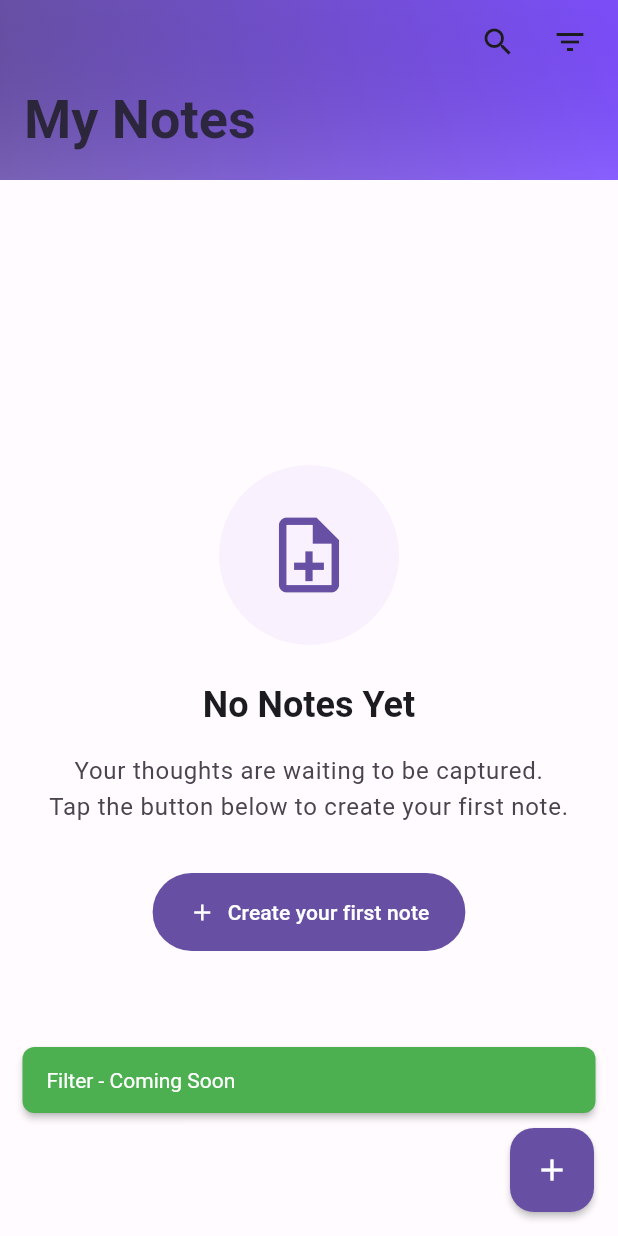
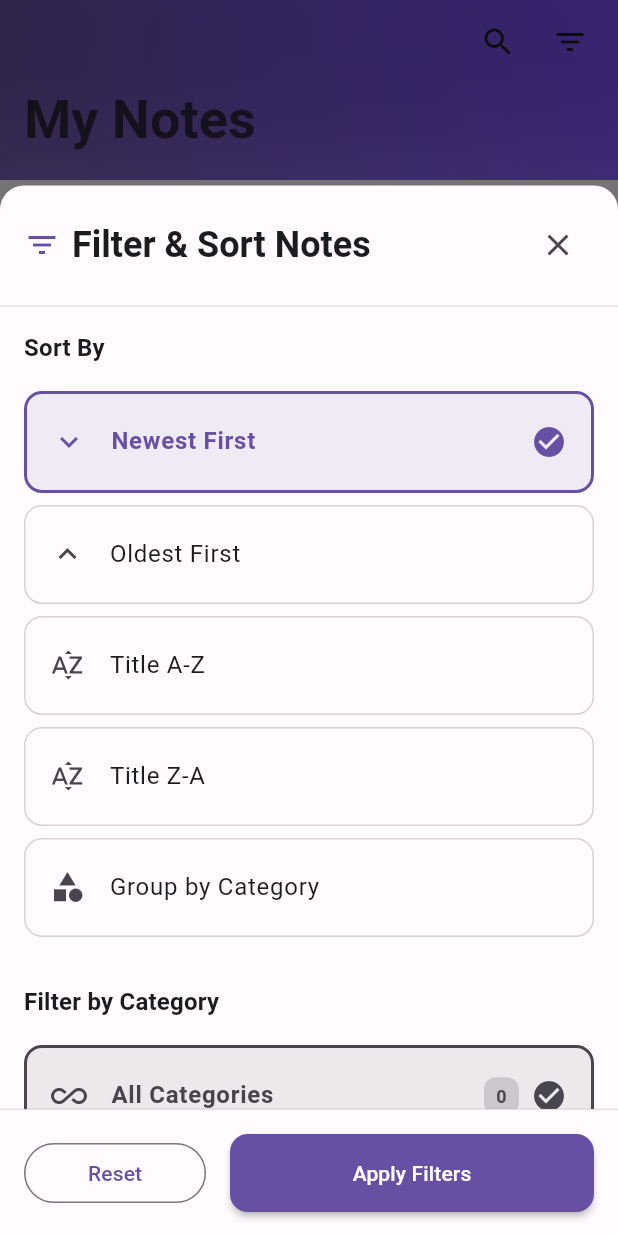
Before and after one commit to Mahesh-Langote/mahesh_langote_advanced_notes_app, a Flutter app: the screen it shows after launch, after a tap on the "filter list" icon, on a phone screen of 412 x 824 dp. Run offline on Flutter 3.47's test engine with Material 3 defaults, Android fonts, the phone set to English and light mode, and no system bars; our stand-ins replace freezed_annotation, get_it, hive_flutter, reactive_forms, rxdart; accounts and stored records are empty.

Commit message:
feat(filtering): implement filtering and sorting functionality for notes

```diff
--- a/lib/screens/home_screen.dart
+++ b/lib/screens/home_screen.dart
@@ -20,6 +20,12 @@ class HomeScreen extends StatefulWidget {
 class _HomeScreenState extends State<HomeScreen> {
   final ScrollController _scrollController = ScrollController();
   bool _isScrolled = false;
+  bool _hasActiveFilters = false;
+  // Filter state persistence
+  NoteCategory? _currentFilterCategory;
+  SortOption _currentSortOption = SortOption.dateNewest;
+  DateTime? _currentStartDate;
+  DateTime? _currentEndDate;
 
   @override
   void initState() {
@@ -53,8 +59,12 @@ class _HomeScreenState extends State<HomeScreen> {
     return Scaffold(
       body: Consumer<NotesService>(
         builder: (context, notesService, child) {
+          _hasActiveFilters = notesService.hasActiveFilters;
+
           return StreamBuilder<List<Note>>(
-            stream: notesService.notesStream,
+            stream: _hasActiveFilters
+                ? notesService.filteredNotesStream
+                : notesService.notesStream,
             builder: (context, snapshot) {
               return CustomScrollView(
                 controller: _scrollController,
@@ -125,9 +135,7 @@ class _HomeScreenState extends State<HomeScreen> {
             ),
           ),
         ),
-      ),
-
-      // Action buttons that appear/disappear based on scroll
+      ), // Action buttons that appear/disappear based on scroll
       actions: [
         if (!_isScrolled) ...[
           IconButton(
@@ -136,12 +144,40 @@ class _HomeScreenState extends State<HomeScreen> {
             color: AppColors.onSurface,
             tooltip: AppStrings.searchButton,
           ),
-          IconButton(
-            onPressed: () => _showFilterBottomSheet(context, notesService),
-            icon: const Icon(Icons.filter_list),
-            color: AppColors.onSurface,
-            tooltip: 'Filter notes',
+          Stack(
+            children: [
+              IconButton(
+                onPressed: () => _showFilterBottomSheet(context, notesService),
+                icon: const Icon(Icons.filter_list),
+                color:
+                    _hasActiveFilters ? AppColors.primary : AppColors.onSurface,
+                tooltip: 'Filter notes',
+              ),
+              if (_hasActiveFilters)
+                Positioned(
+                  right: 8,
+                  top: 8,
+                  child: Container(
+                    width: 8,
+                    height: 8,
+                    decoration: BoxDecoration(
+                      color: AppColors.error,
+                      shape: BoxShape.circle,
+                    ),
+                  ),
+                ),
+            ],
           ),
+          if (_hasActiveFilters)
+            IconButton(
+              onPressed: () {
+                notesService.clearFilters();
+                UIUtils.showSuccessSnackBar(context, 'Filters cleared');
+              },
+              icon: const Icon(Icons.clear),
+              color: AppColors.onSurface,
+              tooltip: 'Clear filters',
+            ),
         ],
         if (_isScrolled) ...[
           IconButton(
@@ -264,8 +300,37 @@ class _HomeScreenState extends State<HomeScreen> {
 
   /// Show filter bottom sheet
   void _showFilterBottomSheet(BuildContext context, NotesService notesService) {
-    // TODO: Implement filter functionality
-    UIUtils.showSuccessSnackBar(context, 'Filter - Coming Soon');
+    showModalBottomSheet(
+      context: context,
+      isScrollControlled: true,
+      backgroundColor: Colors.transparent,
+      builder: (context) => FilterBottomSheet(
+        initialCategory: _currentFilterCategory,
+        initialSortOption: _currentSortOption,
+        initialStartDate: _currentStartDate,
+        initialEndDate: _currentEndDate,
+        onApplyFilters:
+            (filteredNotes, category, sortOption, startDate, endDate) {
+          // Store current filter state
+          setState(() {
+            _currentFilterCategory = category;
+            _currentSortOption = sortOption;
+            _currentStartDate = startDate;
+            _currentEndDate = endDate;
+            _hasActiveFilters = _isFiltersActive();
+          });
+          notesService.applyFilters(filteredNotes);
+        },
+      ),
+    );
+  }
+
+  /// Check if any filters are currently active
+  bool _isFiltersActive() {
+    return _currentFilterCategory != null ||
+        _currentStartDate != null ||
+        _currentEndDate != null ||
+        _currentSortOption != SortOption.dateNewest;
   }
 
   /// Delete note with confirmation
--- a/lib/services/notes_service.dart
+++ b/lib/services/notes_service.dart
@@ -21,10 +21,15 @@ class NotesService extends ChangeNotifier {
       BehaviorSubject<bool>.seeded(false);
   final BehaviorSubject<String?> _errorController = BehaviorSubject<String?>();
 
+  // Filtered notes stream for custom filtering/sorting
+  final BehaviorSubject<List<Note>> _filteredNotesController =
+      BehaviorSubject<List<Note>>();
+
   // Public streams
   Stream<List<Note>> get notesStream => _notesController.stream;
   Stream<bool> get loadingStream => _loadingController.stream;
   Stream<String?> get errorStream => _errorController.stream;
+  Stream<List<Note>> get filteredNotesStream => _filteredNotesController.stream;
 
   // Current state getters
   List<Note> get notes => _notesController.value;
@@ -268,6 +273,32 @@ class NotesService extends ChangeNotifier {
     return categories;
   }
 
+  /// Apply custom filters to notes and update filtered stream
+  void applyFilters(List<Note> filteredNotes) {
+    _filteredNotesController.add(filteredNotes);
+    notifyListeners();
+  }
+
+  /// Clear filters and show all notes
+  void clearFilters() {
+    _filteredNotesController.add(notes);
+    notifyListeners();
+  }
+
+  /// Check if filters are currently applied
+  bool get hasActiveFilters {
+    if (!_filteredNotesController.hasValue) return false;
+    return _filteredNotesController.value.length != notes.length;
+  }
+
+  /// Get current filtered notes
+  List<Note> get filteredNotes {
+    if (_filteredNotesController.hasValue) {
+      return _filteredNotesController.value;
+    }
+    return notes;
+  }
+
   /// Private helper methods
 
   Future<void> _loadNotes() async {
@@ -276,8 +307,10 @@ class NotesService extends ChangeNotifier {
       // Sort by updatedAt descending (most recent first)
       notesList.sort((a, b) => b.updatedAt.compareTo(a.updatedAt));
       _notesController.add(notesList);
+      _filteredNotesController.add(notesList); // Update filtered notes stream
     } catch (e) {
       _notesController.addError(e);
+      _filteredNotesController.addError(e);
     }
   }
 
@@ -333,12 +366,13 @@ class NotesService extends ChangeNotifier {
     debugPrint('NotesService Error: $error');
   }
 
-  /// Dispose resources
+  /// Dispose method to clean up resources
   @override
   void dispose() {
     _notesController.close();
     _loadingController.close();
     _errorController.close();
+    _filteredNotesController.close();
     super.dispose();
   }
 }
--- /dev/null
+++ b/lib/widgets/filter_bottom_sheet.dart
@@ -0,0 +1,539 @@
+import 'package:flutter/material.dart';
+import 'package:provider/provider.dart';
+
+import '../constants/constants.dart';
+import '../models/models.dart';
+import '../services/services.dart';
+import '../utils/utils.dart';
+import '../utils/date_utils.dart' as custom_date_utils;
+
+/// Filter options for notes
+enum SortOption {
+  dateNewest('Newest First', Icons.keyboard_arrow_down),
+  dateOldest('Oldest First', Icons.keyboard_arrow_up),
+  titleAZ('Title A-Z', Icons.sort_by_alpha),
+  titleZA('Title Z-A', Icons.sort_by_alpha),
+  categoryGrouped('Group by Category', Icons.category);
+
+  const SortOption(this.displayName, this.icon);
+  final String displayName;
+  final IconData icon;
+}
+
+/// Filter and sorting bottom sheet widget
+class FilterBottomSheet extends StatefulWidget {
+  final Function(List<Note>, NoteCategory?, SortOption, DateTime?, DateTime?)
+      onApplyFilters;
+  final NoteCategory? initialCategory;
+  final SortOption initialSortOption;
+  final DateTime? initialStartDate;
+  final DateTime? initialEndDate;
+
+  const FilterBottomSheet({
+    super.key,
+    required this.onApplyFilters,
+    this.initialCategory,
+    this.initialSortOption = SortOption.dateNewest,
+    this.initialStartDate,
+    this.initialEndDate,
+  });
+
+  @override
+  State<FilterBottomSheet> createState() => _FilterBottomSheetState();
+}
+
+class _FilterBottomSheetState extends State<FilterBottomSheet> {
+  late NoteCategory? _selectedCategory;
+  late SortOption _selectedSortOption;
+  late DateTime? _startDate;
+  late DateTime? _endDate;
+
+  @override
+  void initState() {
+    super.initState();
+    // Initialize with passed values to maintain persistence
+    _selectedCategory = widget.initialCategory;
+    _selectedSortOption = widget.initialSortOption;
+    _startDate = widget.initialStartDate;
+    _endDate = widget.initialEndDate;
+  }
+
+  @override
+  Widget build(BuildContext context) {
+    return Consumer<NotesService>(
+      builder: (context, notesService, child) {
+        return Container(
+          height: MediaQuery.of(context).size.height * 0.85,
+          decoration: const BoxDecoration(
+            color: AppColors.surface,
+            borderRadius: BorderRadius.only(
+              topLeft: Radius.circular(AppSizes.radiusL),
+              topRight: Radius.circular(AppSizes.radiusL),
+            ),
+          ),
+          child: Column(
+            crossAxisAlignment: CrossAxisAlignment.start,
+            children: [
+              _buildHeader(context),
+              Expanded(
+                child: SingleChildScrollView(
+                  padding: const EdgeInsets.all(AppSizes.paddingM),
+                  child: Column(
+                    crossAxisAlignment: CrossAxisAlignment.start,
+                    children: [
+                      _buildSortingSection(),
+                      const SizedBox(height: AppSizes.spaceL),
+                      _buildCategoryFilterSection(notesService),
+                      const SizedBox(height: AppSizes.spaceL),
+                      _buildDateFilterSection(),
+                      const SizedBox(height: AppSizes.spaceXL),
+                    ],
+                  ),
+                ),
+              ),
+              _buildActionButtons(context, notesService),
+            ],
+          ),
+        );
+      },
+    );
+  }
+
+  Widget _buildHeader(BuildContext context) {
+    return Container(
+      padding: const EdgeInsets.all(AppSizes.paddingM),
+      decoration: BoxDecoration(
+        border: Border(
+          bottom: BorderSide(
+            color: AppColors.outline.withOpacity(0.2),
+            width: 1,
+          ),
+        ),
+      ),
+      child: Row(
+        children: [
+          Icon(
+            Icons.filter_list,
+            color: AppColors.primary,
+            size: 24,
+          ),
+          const SizedBox(width: AppSizes.spaceS),
+          Text(
+            'Filter & Sort Notes',
+            style: Theme.of(context).textTheme.headlineSmall?.copyWith(
+                  fontWeight: FontWeight.bold,
+                  color: AppColors.onSurface,
+                ),
+          ),
+          const Spacer(),
+          IconButton(
+            onPressed: () => Navigator.of(context).pop(),
+            icon: const Icon(Icons.close),
+            color: AppColors.onSurfaceVariant,
+          ),
+        ],
+      ),
+    );
+  }
+
+  Widget _buildSortingSection() {
+    return Column(
+      crossAxisAlignment: CrossAxisAlignment.start,
+      children: [
+        Text(
+          'Sort By',
+          style: Theme.of(context).textTheme.titleMedium?.copyWith(
+                fontWeight: FontWeight.w600,
+                color: AppColors.onSurface,
+              ),
+        ),
+        const SizedBox(height: AppSizes.spaceM),
+        ...SortOption.values.map(
+          (option) => _buildSortOptionTile(option),
+        ),
+      ],
+    );
+  }
+
+  Widget _buildSortOptionTile(SortOption option) {
+    final isSelected = _selectedSortOption == option;
+
+    return Container(
+      margin: const EdgeInsets.only(bottom: AppSizes.spaceS),
+      decoration: BoxDecoration(
+        color: isSelected
+            ? AppColors.primary.withOpacity(0.1)
+            : Colors.transparent,
+        borderRadius: BorderRadius.circular(AppSizes.radiusM),
+        border: Border.all(
+          color: isSelected
+              ? AppColors.primary
+              : AppColors.outline.withOpacity(0.3),
+          width: isSelected ? 2 : 1,
+        ),
+      ),
+      child: ListTile(
+        contentPadding: const EdgeInsets.symmetric(
+          horizontal: AppSizes.paddingM,
+          vertical: AppSizes.paddingXS,
+        ),
+        leading: Icon(
+          option.icon,
+          color: isSelected ? AppColors.primary : AppColors.onSurfaceVariant,
+        ),
+        title: Text(
+          option.displayName,
+          style: TextStyle(
+            color: isSelected ? AppColors.primary : AppColors.onSurface,
+            fontWeight: isSelected ? FontWeight.w600 : FontWeight.normal,
+          ),
+        ),
+        trailing: isSelected
+            ? Icon(
+                Icons.check_circle,
+                color: AppColors.primary,
+              )
+            : null,
+        onTap: () {
+          setState(() {
+            _selectedSortOption = option;
+          });
+        },
+      ),
+    );
+  }
+
+  Widget _buildCategoryFilterSection(NotesService notesService) {
+    final categoryCounts = CategoryUtils.getCategoryCounts(notesService.notes);
+
+    return Column(
+      crossAxisAlignment: CrossAxisAlignment.start,
+      children: [
+        Text(
+          'Filter by Category',
+          style: Theme.of(context).textTheme.titleMedium?.copyWith(
+                fontWeight: FontWeight.w600,
+                color: AppColors.onSurface,
+              ),
+        ),
+        const SizedBox(height: AppSizes.spaceM),
+        // All categories option
+        _buildCategoryTile(
+          null,
+          'All Categories',
+          notesService.notes.length,
+          Icons.all_inclusive,
+          AppColors.onSurfaceVariant,
+        ),
+        const SizedBox(height: AppSizes.spaceS),
+        // Individual categories
+        ...categoryCounts.entries.map(
+          (entry) => _buildCategoryTile(
+            entry.key,
+            entry.key.displayName,
+            entry.value,
+            CategoryUtils.getCategoryIcon(entry.key),
+            CategoryUtils.getCategoryColor(entry.key),
+          ),
+        ),
+      ],
+    );
+  }
+
+  Widget _buildCategoryTile(
+    NoteCategory? category,
+    String displayName,
+    int count,
+    IconData icon,
+    Color color,
+  ) {
+    final isSelected = _selectedCategory == category;
+
+    return Container(
+      margin: const EdgeInsets.only(bottom: AppSizes.spaceS),
+      decoration: BoxDecoration(
+        color: isSelected ? color.withOpacity(0.1) : Colors.transparent,
+        borderRadius: BorderRadius.circular(AppSizes.radiusM),
+        border: Border.all(
+          color: isSelected ? color : AppColors.outline.withOpacity(0.3),
+          width: isSelected ? 2 : 1,
+        ),
+      ),
+      child: ListTile(
+        contentPadding: const EdgeInsets.symmetric(
+          horizontal: AppSizes.paddingM,
+          vertical: AppSizes.paddingXS,
+        ),
+        leading: Icon(
+          icon,
+          color: isSelected ? color : AppColors.onSurfaceVariant,
+        ),
+        title: Text(
+          displayName,
+          style: TextStyle(
+            color: isSelected ? color : AppColors.onSurface,
+            fontWeight: isSelected ? FontWeight.w600 : FontWeight.normal,
+          ),
+        ),
+        trailing: Row(
+          mainAxisSize: MainAxisSize.min,
+          children: [
+            Container(
+              padding: const EdgeInsets.symmetric(
+                horizontal: AppSizes.paddingS,
+                vertical: AppSizes.paddingXS,
+              ),
+              decoration: BoxDecoration(
+                color: isSelected
+                    ? color.withOpacity(0.2)
+                    : AppColors.surfaceVariant,
+                borderRadius: BorderRadius.circular(AppSizes.radiusS),
+              ),
+              child: Text(
+                count.toString(),
+                style: TextStyle(
+                  color: isSelected ? color : AppColors.onSurfaceVariant,
+                  fontWeight: FontWeight.w600,
+                  fontSize: 12,
+                ),
+              ),
+            ),
+            if (isSelected) ...[
+              const SizedBox(width: AppSizes.spaceS),
+              Icon(
+                Icons.check_circle,
+                color: color,
+              ),
+            ],
+          ],
+        ),
+        onTap: () {
+          setState(() {
+            _selectedCategory = _selectedCategory == category ? null : category;
+          });
+        },
+      ),
+    );
+  }
+
+  Widget _buildDateFilterSection() {
+    return Column(
+      crossAxisAlignment: CrossAxisAlignment.start,
+      children: [
+        Text(
+          'Filter by Date Range',
+          style: Theme.of(context).textTheme.titleMedium?.copyWith(
+                fontWeight: FontWeight.w600,
+                color: AppColors.onSurface,
+              ),
+        ),
+        const SizedBox(height: AppSizes.spaceM),
+        Row(
+          children: [
+            Expanded(
+              child: _buildDateSelector(
+                'Start Date',
+                _startDate,
+                (date) => setState(() => _startDate = date),
+              ),
+            ),
+            const SizedBox(width: AppSizes.spaceM),
+            Expanded(
+              child: _buildDateSelector(
+                'End Date',
+                _endDate,
+                (date) => setState(() => _endDate = date),
+              ),
+            ),
+          ],
+        ),
+        if (_startDate != null || _endDate != null) ...[
+          const SizedBox(height: AppSizes.spaceM),
+          TextButton.icon(
+            onPressed: () {
+              setState(() {
+                _startDate = null;
+                _endDate = null;
+              });
+            },
+            icon: const Icon(Icons.clear),
+            label: const Text('Clear Date Filter'),
+          ),
+        ],
+      ],
+    );
+  }
+
+  Widget _buildDateSelector(
+    String label,
+    DateTime? selectedDate,
+    Function(DateTime?) onDateSelected,
+  ) {
+    return InkWell(
+      onTap: () async {
+        final date = await showDatePicker(
+          context: context,
+          initialDate: selectedDate ?? DateTime.now(),
+          firstDate: DateTime(2020),
+          lastDate: DateTime.now().add(const Duration(days: 365)),
+        );
+        onDateSelected(date);
+      },
+      child: Container(
+        padding: const EdgeInsets.all(AppSizes.paddingM),
+        decoration: BoxDecoration(
+          border: Border.all(
+            color: AppColors.outline.withOpacity(0.3),
+          ),
+          borderRadius: BorderRadius.circular(AppSizes.radiusM),
+        ),
+        child: Column(
+          crossAxisAlignment: CrossAxisAlignment.start,
+          children: [
+            Text(
+              label,
+              style: Theme.of(context).textTheme.bodySmall?.copyWith(
+                    color: AppColors.onSurfaceVariant,
+                  ),
+            ),
+            const SizedBox(height: AppSizes.spaceXS),
+            Row(
+              children: [
+                Icon(
+                  Icons.calendar_today,
+                  size: 16,
+                  color: AppColors.onSurfaceVariant,
+                ),
+                const SizedBox(width: AppSizes.spaceS),
+                Text(
+                  selectedDate != null
+                      ? custom_date_utils.DateUtils.formatDate(selectedDate)
+                      : 'Select date',
+                  style: TextStyle(
+                    color: selectedDate != null
+                        ? AppColors.onSurface
+                        : AppColors.onSurfaceVariant,
+                  ),
+                ),
+              ],
+            ),
+          ],
+        ),
+      ),
+    );
+  }
+
+  Widget _buildActionButtons(BuildContext context, NotesService notesService) {
+    return Container(
+      padding: const EdgeInsets.all(AppSizes.paddingM),
+      decoration: BoxDecoration(
+        border: Border(
+          top: BorderSide(
+            color: AppColors.outline.withOpacity(0.2),
+            width: 1,
+          ),
+        ),
+      ),
+      child: Row(
+        children: [
+          Expanded(
+            child: OutlinedButton(
+              onPressed: () {
+                setState(() {
+                  _selectedCategory = null;
+                  _selectedSortOption = SortOption.dateNewest;
+                  _startDate = null;
+                  _endDate = null;
+                });
+              },
+              child: const Text('Reset'),
+            ),
+          ),
+          const SizedBox(width: AppSizes.spaceM),
+          Expanded(
+            flex: 2,
+            child: ElevatedButton(
+              onPressed: () => _applyFilters(context, notesService),
+              child: const Text('Apply Filters'),
+            ),
+          ),
+        ],
+      ),
+    );
+  }
+
+  void _applyFilters(BuildContext context, NotesService notesService) {
+    var filteredNotes = notesService.notes;
+
+    // Apply category filter
+    if (_selectedCategory != null) {
+      filteredNotes =
+          CategoryUtils.filterByCategory(filteredNotes, _selectedCategory);
+    }
+
+    // Apply date range filter
+    if (_startDate != null || _endDate != null) {
+      filteredNotes = filteredNotes.where((note) {
+        final noteDate = note.createdAt;
+
+        if (_startDate != null && noteDate.isBefore(_startDate!)) {
+          return false;
+        }
+
+        if (_endDate != null &&
+            noteDate.isAfter(_endDate!.add(const Duration(days: 1)))) {
+          return false;
+        }
+        return true;
+      }).toList();
+    }
+
+    // Apply sorting
+    switch (_selectedSortOption) {
+      case SortOption.dateNewest:
+        filteredNotes.sort((a, b) => b.updatedAt.compareTo(a.updatedAt));
+        break;
+      case SortOption.dateOldest:
+        filteredNotes.sort((a, b) => a.updatedAt.compareTo(b.updatedAt));
+        break;
+      case SortOption.titleAZ:
+        filteredNotes.sort(
+            (a, b) => a.title.toLowerCase().compareTo(b.title.toLowerCase()));
+        break;
+      case SortOption.titleZA:
+        filteredNotes.sort(
+            (a, b) => b.title.toLowerCase().compareTo(a.title.toLowerCase()));
+        break;
+      case SortOption.categoryGrouped:
+        filteredNotes.sort((a, b) {
+          final categoryA = a.category ?? '';
+          final categoryB = b.category ?? '';
+          final categoryComparison = categoryA.compareTo(categoryB);
+
+          if (categoryComparison != 0) {
+            return categoryComparison;
+          }
+
+          // If same category, sort by date (newest first)
+          return b.updatedAt.compareTo(a.updatedAt);
+        });
+        break;
+    } // Apply the filtered results
+    widget.onApplyFilters(
+      filteredNotes,
+      _selectedCategory,
+      _selectedSortOption,
+      _startDate,
+      _endDate,
+    );
+
+    // Show success message
+    UIUtils.showSuccessSnackBar(
+      context,
+      'Filters applied: ${filteredNotes.length} notes found',
+    );
+
+    // Close the bottom sheet
+    Navigator.of(context).pop();
+  }
+}
--- a/lib/widgets/widgets.dart
+++ b/lib/widgets/widgets.dart
@@ -5,3 +5,4 @@ export 'loading_widget.dart';
 export 'custom_error_widget.dart';
 export 'note_card.dart';
 export 'search_bottom_sheet.dart';
+export 'filter_bottom_sheet.dart';
```
